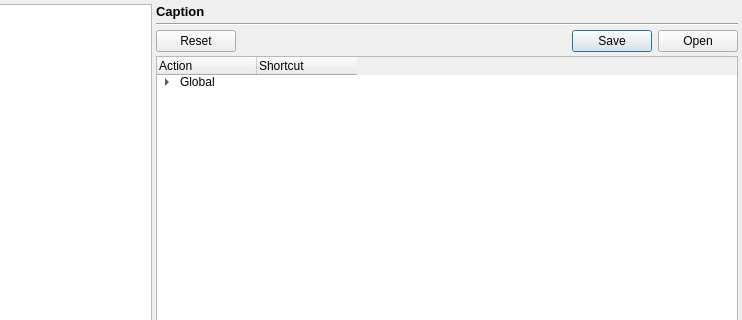
Old version of the form Dialogs/PreferencesDialog.ui in the repository enigma-dev/RadialGM; both pictures show x 108 to 850 and y 0 to 320 of the 850 by 589 pixel window.
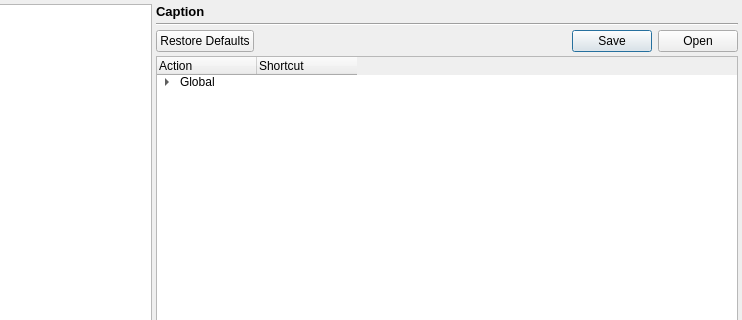
New version of the form. Icons and pictures are not drawn.

Commit message: restore defaults/open/save functionality

```diff
--- a/Dialogs/PreferencesDialog.ui
+++ b/Dialogs/PreferencesDialog.ui
@@ -287,7 +287,7 @@
              <item>
               <widget class="QDialogButtonBox" name="keybindingButtons">
                <property name="standardButtons">
-                <set>QDialogButtonBox::Open|QDialogButtonBox::Reset|QDialogButtonBox::Save</set>
+                <set>QDialogButtonBox::Open|QDialogButtonBox::RestoreDefaults|QDialogButtonBox::Save</set>
                </property>
               </widget>
              </item>
```
The commit also changes 2 other files.
